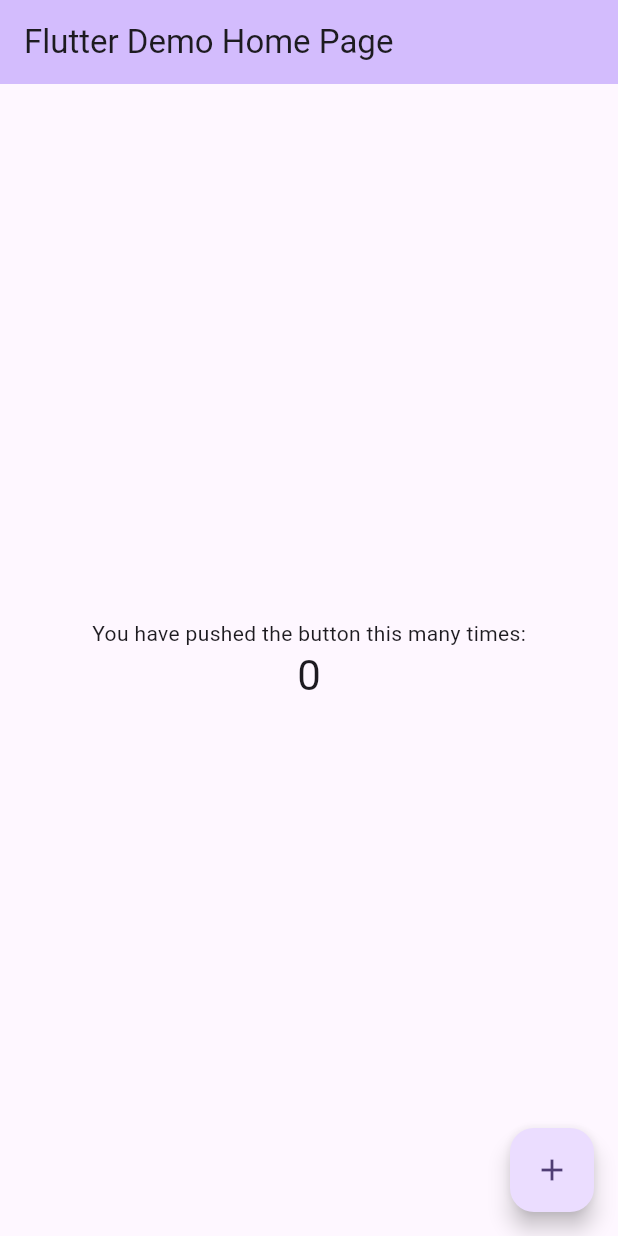
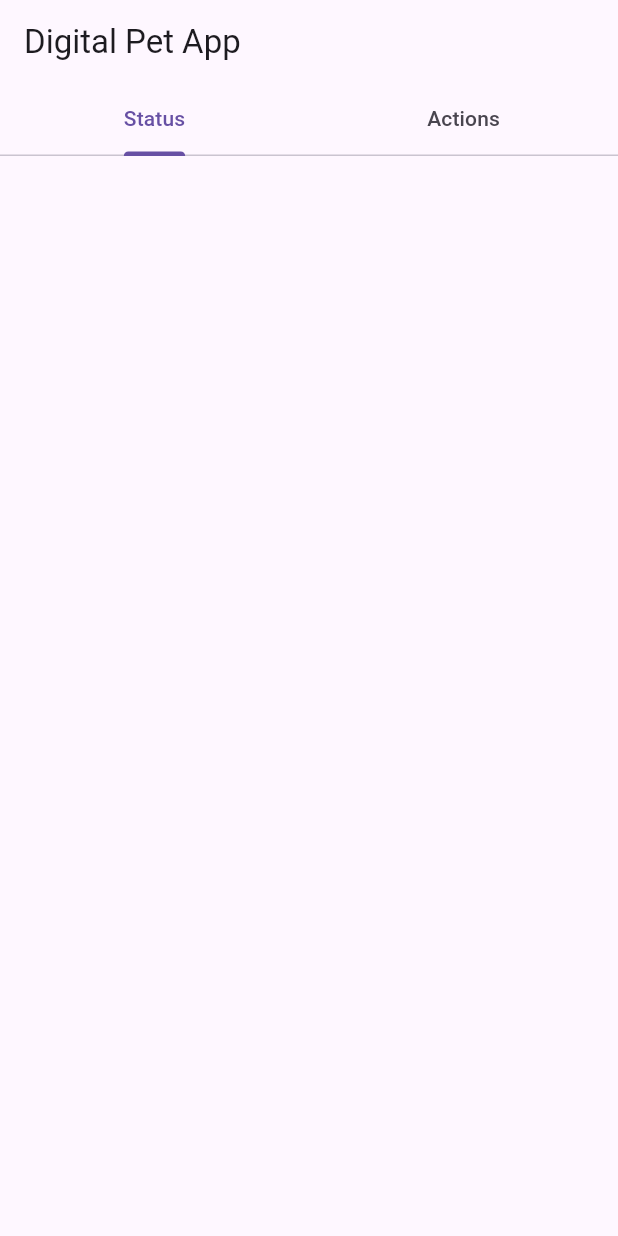
Before and after one commit to anguyen221/digital_pet_app, a Flutter app: the screen it shows after launch, on a phone screen of 412 x 824 dp. Run offline on Flutter 3.47's test engine with Material 3 defaults, Android fonts, the phone set to English and light mode, and no system bars.

Commit message:
Created user interface

```diff
--- a/lib/main.dart
+++ b/lib/main.dart
@@ -1,125 +1,31 @@
 import 'package:flutter/material.dart';
 
 void main() {
-  runApp(const MyApp());
+  runApp(DigitalPetApp());
 }
 
-class MyApp extends StatelessWidget {
-  const MyApp({super.key});
-
-  // This widget is the root of your application.
+class DigitalPetApp extends StatelessWidget {
   @override
   Widget build(BuildContext context) {
     return MaterialApp(
-      title: 'Flutter Demo',
-      theme: ThemeData(
-        // This is the theme of your application.
-        //
-        // TRY THIS: Try running your application with "flutter run". You'll see
-        // the application has a purple toolbar. Then, without quitting the app,
-        // try changing the seedColor in the colorScheme below to Colors.green
-        // and then invoke "hot reload" (save your changes or press the "hot
-        // reload" button in a Flutter-supported IDE, or press "r" if you used
-        // the command line to start the app).
-        //
-        // Notice that the counter didn't reset back to zero; the application
-        // state is not lost during the reload. To reset the state, use hot
-        // restart instead.
-        //
-        // This works for code too, not just values: Most code changes can be
-        // tested with just a hot reload.
-        colorScheme: ColorScheme.fromSeed(seedColor: Colors.deepPurple),
-        useMaterial3: true,
+      home: DefaultTabController(
+        length: 2,
+        child: Scaffold(
+          appBar: AppBar(
+            title: Text('Digital Pet App'),
+            bottom: TabBar(
+              tabs: [
+                Tab(text: 'Status'),
+                Tab(text: 'Actions'),
+              ],
+            ),
+          ),
+          body: TabBarView(
+            children: [
+            ],
+          ),
+        ),
       ),
-      home: const MyHomePage(title: 'Flutter Demo Home Page'),
     );
   }
 }
-
-class MyHomePage extends StatefulWidget {
-  const MyHomePage({super.key, required this.title});
-
-  // This widget is the home page of your application. It is stateful, meaning
-  // that it has a State object (defined below) that contains fields that affect
-  // how it looks.
-
-  // This class is the configuration for the state. It holds the values (in this
-  // case the title) provided by the parent (in this case the App widget) and
-  // used by the build method of the State. Fields in a Widget subclass are
-  // always marked "final".
-
-  final String title;
-
-  @override
-  State<MyHomePage> createState() => _MyHomePageState();
-}
-
-class _MyHomePageState extends State<MyHomePage> {
-  int _counter = 0;
-
-  void _incrementCounter() {
-    setState(() {
-      // This call to setState tells the Flutter framework that something has
-      // changed in this State, which causes it to rerun the build method below
-      // so that the display can reflect the updated values. If we changed
-      // _counter without calling setState(), then the build method would not be
-      // called again, and so nothing would appear to happen.
-      _counter++;
-    });
-  }
-
-  @override
-  Widget build(BuildContext context) {
-    // This method is rerun every time setState is called, for instance as done
-    // by the _incrementCounter method above.
-    //
-    // The Flutter framework has been optimized to make rerunning build methods
-    // fast, so that you can just rebuild anything that needs updating rather
-    // than having to individually change instances of widgets.
-    return Scaffold(
-      appBar: AppBar(
-        // TRY THIS: Try changing the color here to a specific color (to
-        // Colors.amber, perhaps?) and trigger a hot reload to see the AppBar
-        // change color while the other colors stay the same.
-        backgroundColor: Theme.of(context).colorScheme.inversePrimary,
-        // Here we take the value from the MyHomePage object that was created by
-        // the App.build method, and use it to set our appbar title.
-        title: Text(widget.title),
-      ),
-      body: Center(
-        // Center is a layout widget. It takes a single child and positions it
-        // in the middle of the parent.
-        child: Column(
-          // Column is also a layout widget. It takes a list of children and
-          // arranges them vertically. By default, it sizes itself to fit its
-          // children horizontally, and tries to be as tall as its parent.
-          //
-          // Column has various properties to control how it sizes itself and
-          // how it positions its children. Here we use mainAxisAlignment to
-          // center the children vertically; the main axis here is the vertical
-          // axis because Columns are vertical (the cross axis would be
-          // horizontal).
-          //
-          // TRY THIS: Invoke "debug painting" (choose the "Toggle Debug Paint"
-          // action in the IDE, or press "p" in the console), to see the
-          // wireframe for each widget.
-          mainAxisAlignment: MainAxisAlignment.center,
-          children: <Widget>[
-            const Text(
-              'You have pushed the button this many times:',
-            ),
-            Text(
-              '$_counter',
-              style: Theme.of(context).textTheme.headlineMedium,
-            ),
-          ],
-        ),
-      ),
-      floatingActionButton: FloatingActionButton(
-        onPressed: _incrementCounter,
-        tooltip: 'Increment',
-        child: const Icon(Icons.add),
-      ), // This trailing comma makes auto-formatting nicer for build methods.
-    );
-  }
-}
```
Also changed, not shown: 1 other file.
